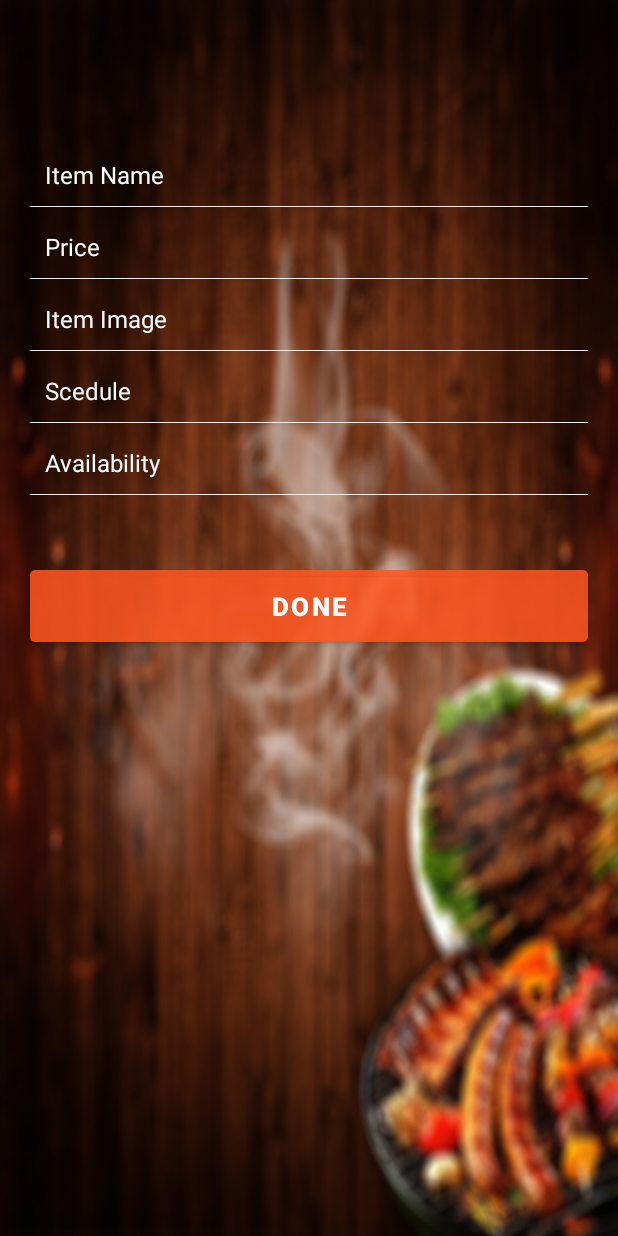
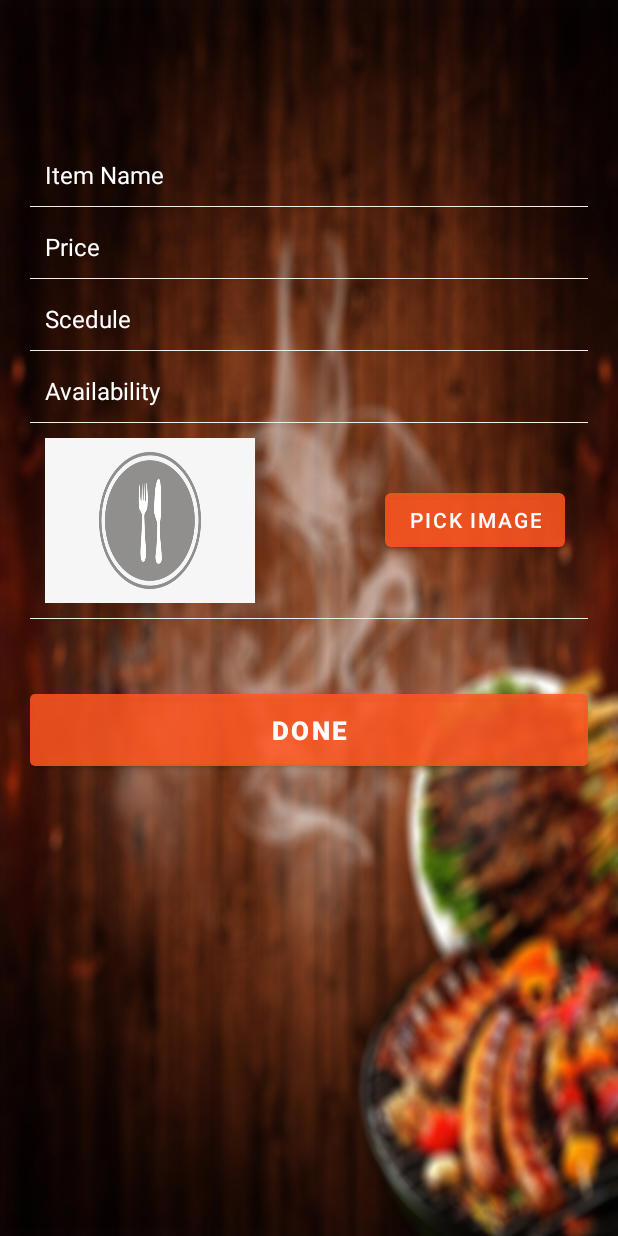
Before and after one commit to UzairAhmed7623/Kitchen, an Android app: the layout activity_add_item.xml on its own in the app's theme, with its tools: preview values and no code run, on a phone screen of 412 x 824 dp. Run offline under Robolectric (Android 15) with nearby library versions, the phone set to English and light mode, and no system bars.

Commit message:
commit 3!

```diff
--- a/app/src/main/res/layout/activity_add_item.xml
+++ b/app/src/main/res/layout/activity_add_item.xml
@@ -61,27 +61,6 @@
             android:background="@color/white_greyish" />
 
         <EditText
-            android:id="@+id/etItemImage"
-            android:layout_width="fill_parent"
-            android:layout_height="wrap_content"
-            android:layout_marginTop="5dp"
-            android:background="@android:color/transparent"
-            android:drawablePadding="8dp"
-            android:gravity="center_vertical"
-            android:hint="@string/itemimage"
-            android:inputType="text"
-            android:padding="10dp"
-            android:singleLine="true"
-            android:textColor="@color/white"
-            android:textColorHint="@color/white"
-            android:textSize="16sp" />
-
-        <View
-            android:layout_width="fill_parent"
-            android:layout_height="1px"
-            android:background="@color/white_greyish" />
-
-        <EditText
             android:id="@+id/etScedule"
             android:layout_width="fill_parent"
             android:layout_height="wrap_content"
@@ -123,6 +102,40 @@
             android:layout_height="1px"
             android:background="@color/white_greyish" />
 
+        <RelativeLayout
+            android:layout_width="match_parent"
+            android:layout_height="wrap_content">
+
+            <ImageView
+                android:id="@+id/etItemImage"
+                android:layout_width="160dp"
+                android:layout_height="130dp"
+                android:scaleType="fitXY"
+                android:background="@android:color/transparent"
+                android:gravity="center_vertical"
+                android:padding="10dp"
+                android:src="@drawable/placeholder"
+                android:layout_alignParentStart="true"
+                android:layout_centerInParent="true" />
+
+            <Button
+                android:id="@+id/btnPickImage"
+                android:layout_width="wrap_content"
+                android:layout_height="wrap_content"
+                android:gravity="center"
+                android:text="Pick Image"
+                android:layout_alignParentEnd="true"
+                android:layout_centerInParent="true"
+                android:layout_marginEnd="15dp"
+                style="@style/Widget.MaterialComponents.Button"/>
+
+        </RelativeLayout>
+
+        <View
+            android:layout_width="fill_parent"
+            android:layout_height="1px"
+            android:background="@color/white_greyish" />
+
         <Button
             android:id="@+id/btnDone"
             style="@style/Widget.MaterialComponents.Button"
--- a/app/src/main/res/values/colors.xml
+++ b/app/src/main/res/values/colors.xml
@@ -14,4 +14,8 @@
     <color name="white_greyish">#EEEEEE</color>
     <color name="button_selectorcolor">#9E9E9E</color>
 
+    <color name="ucrop_color_toolbar">@color/teal_200</color>
+    <color name="ucrop_color_statusbar">@color/teal_700</color>
+    <color name="ucrop_color_widget_active">@color/teal_200</color>
+
 </resources>
--- a/app/src/main/res/values/strings.xml
+++ b/app/src/main/res/values/strings.xml
@@ -39,4 +39,5 @@
     <string name="navigation_drawer_open">Open navigation drawer</string>
     <string name="navigation_drawer_close">Close navigation drawer</string>
 
+
 </resources>
--- a/build.gradle
+++ b/build.gradle
@@ -17,6 +17,7 @@ allprojects {
     repositories {
         google()
         jcenter()
+        maven { url "https://jitpack.io" }
     }
 }
 
```
Also changed, not shown: app/build.gradle (+7 -0 lines), app/src/main/AndroidManifest.xml (+21 -1 lines), app/src/main/java/com/example/kitchen/AddItem.java (+147 -9 lines), app/src/main/java/com/example/kitchen/adapters/MainActivityAdapter.java (+35 -0 lines).
